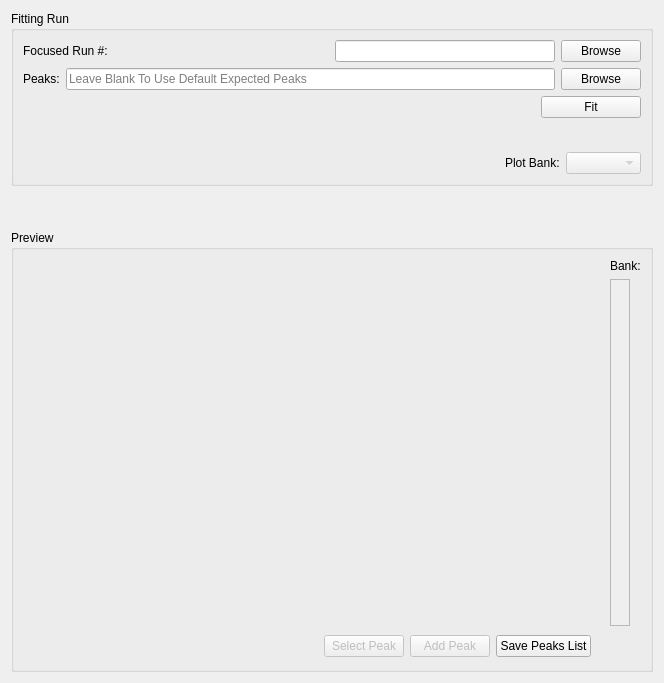
Before: the Qt Designer form MantidQt/CustomInterfaces/inc/MantidQtCustomInterfaces/EnggDiffraction/EnggDiffractionQtTabFitting.ui in mantidproject/mantid, drawn with Qt 5.
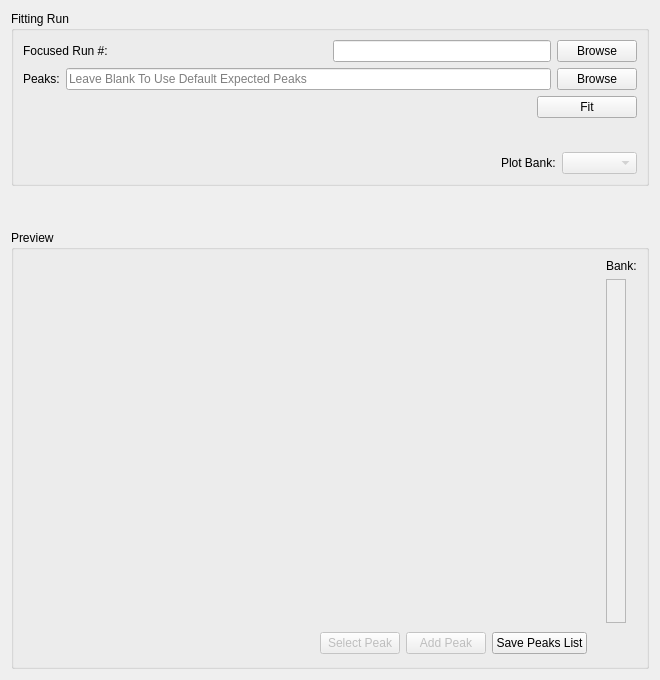
After: the same form once the commit is applied. Custom widgets are drawn as their Qt base class.

Commit message: more uniform tab size and widget sizes, re #16087

```diff
--- a/MantidQt/CustomInterfaces/inc/MantidQtCustomInterfaces/EnggDiffraction/EnggDiffractionQtTabFitting.ui
+++ b/MantidQt/CustomInterfaces/inc/MantidQtCustomInterfaces/EnggDiffraction/EnggDiffractionQtTabFitting.ui
@@ -6,8 +6,8 @@
    <rect>
     <x>0</x>
     <y>0</y>
-    <width>664</width>
-    <height>683</height>
+    <width>660</width>
+    <height>680</height>
    </rect>
   </property>
   <property name="windowTitle">
```
The commit also changes 4 other files.
